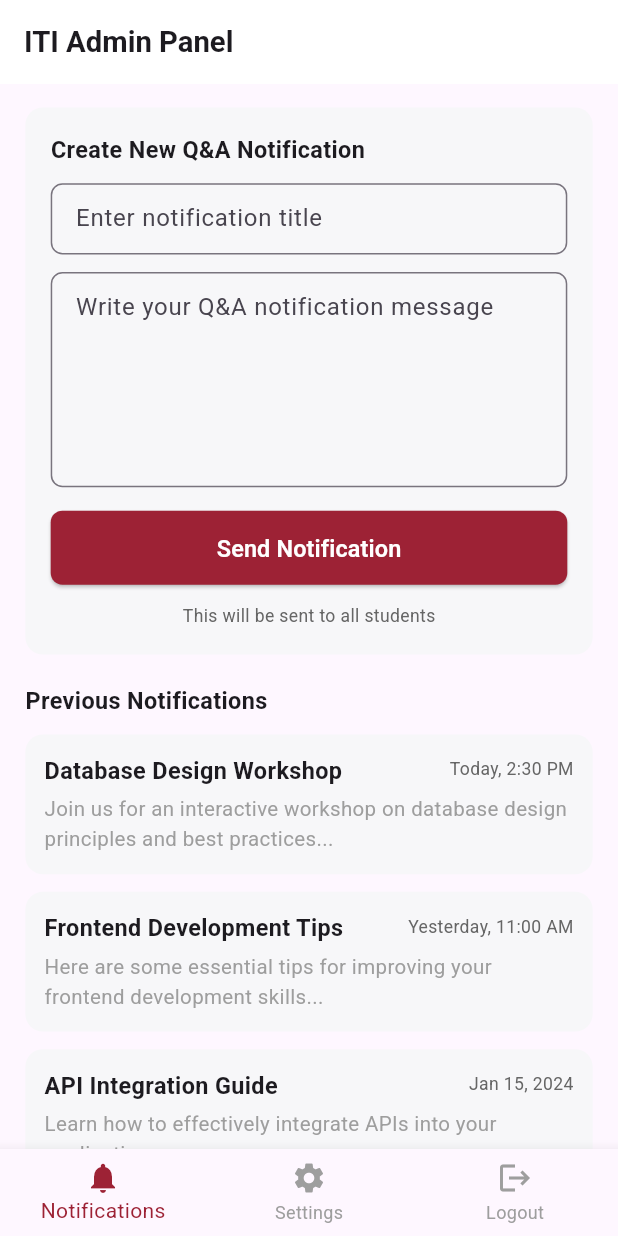
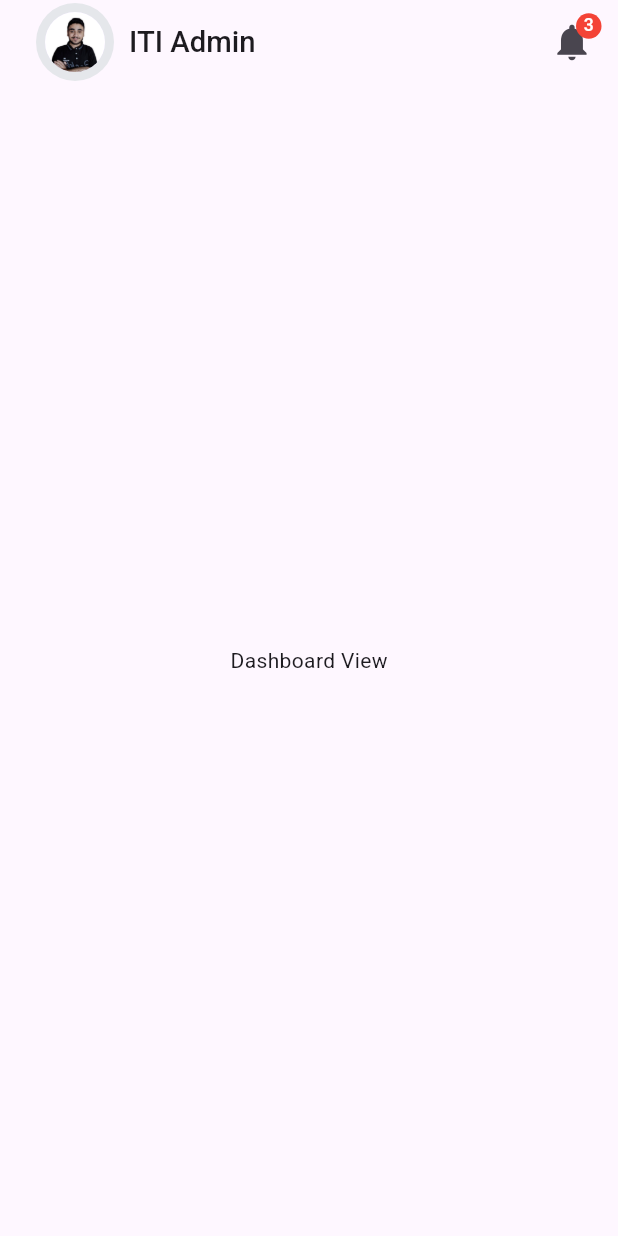
Before and after one commit to Mahmoudelnagar5/ITI---Graduation-Project, a Flutter app: the screen it shows after launch, on a phone screen of 412 x 824 dp. Run offline on Flutter 3.47's test engine with Material 3 defaults, Android fonts, the phone set to English and light mode, and no system bars; our stand-ins replace bloc, device_preview, flutter_bloc, flutter_screenutil, flutter_svg, gap and 3 more.

Commit message:
feat: add custom app bar and dashboard view body widgets for super admin dashboard

```diff
--- a/lib/core/config/configrations.dart
+++ b/lib/core/config/configrations.dart
@@ -1,12 +1,11 @@
 import 'package:final_project_iti/core/functions/transitions/page_route_builder_method.dart';
-import 'package:final_project_iti/users/student/features/Auth/controller/register_cubit/register_cubit.dart';
 import 'package:final_project_iti/users/student/features/Auth/presentation/views/auth_role_view.dart';
 import 'package:final_project_iti/users/student/features/Auth/presentation/views/auth_view.dart';
 import 'package:final_project_iti/users/student/features/home/presentation/views/main_view.dart';
 import 'package:final_project_iti/users/student/features/onboarding/presentation/views/onboarding_view.dart';
 import 'package:flutter/material.dart';
-import 'package:flutter_bloc/flutter_bloc.dart';
 
+import '../../users/admin/features/admin_panel/presentation/pages/admin_panel_page.dart';
 import '../../users/student/features/home/presentation/views/track_content_view.dart';
 
 class AppRouter {
@@ -42,6 +41,12 @@ class AppRouter {
           pageBuilder: (context, animation, secondaryAnimation) =>
               const MainView(),
         );
+      case AppRoutes.adminPanel:
+        return pageRouteBuilderMethod(
+          settings: settings,
+          pageBuilder: (context, animation, secondaryAnimation) =>
+              const AdminPanelPage(),
+        );
 
       default:
         return pageRouteBuilderMethod(
@@ -61,4 +66,5 @@ abstract class AppRoutes {
   static const String mainView = '/mainView';
   static const String tracksView = '/tracksView';
   static const String trackContentView = '/trackContentView';
+  static const String adminPanel = '/adminPanel';
 }
--- a/lib/core/utilities/assets_manager.dart
+++ b/lib/core/utilities/assets_manager.dart
@@ -34,6 +34,10 @@ class Assets {
   /// assets/images/onboarding2.png
   static const String imagesOnboarding2 = "assets/images/onboarding2.png";
 
+  /// Assets for imagesProfile
+  /// assets/images/profile.png
+  static const String imagesProfile = "assets/images/profile.png";
+
   /// Assets for imagesSearch icon
   /// assets/images/search icon.png
   static const String imagesSearchIcon = "assets/images/search icon.png";
--- a/lib/main.dart
+++ b/lib/main.dart
@@ -1,9 +1,7 @@
 import 'package:final_project_iti/core/helper/cashe_helper/cashe_helper.dart';
 import 'package:final_project_iti/core/config/configrations.dart';
 import 'package:final_project_iti/core/functions/network/network.dart';
-import 'package:final_project_iti/users/admin/features/admin_panel/presentation/pages/admin_panel_page.dart';
-import 'package:final_project_iti/users/student/features/home/presentation/views/main_view.dart';
-import 'package:final_project_iti/users/student/features/splash_view/splash_view.dart';
+import 'package:final_project_iti/users/super_admin/features/dashboard/presentation/views/dashboard_view.dart';
 import 'package:flutter/foundation.dart';
 import 'package:flutter/material.dart';
 import 'package:device_preview/device_preview.dart';
@@ -13,7 +11,9 @@ Future<void> main() async {
   WidgetsFlutterBinding.ensureInitialized();
   await CasheHelper().init();
 
-  runApp(const MyApp());
+  runApp(
+    DevicePreview(enabled: !kReleaseMode, builder: (context) => const MyApp()),
+  );
 }
 
 class MyApp extends StatelessWidget {
@@ -36,7 +36,7 @@ class MyApp extends StatelessWidget {
           onGenerateRoute: AppRouter.generateRoute,
           initialRoute: initalRouteMethod(),
 
-          home: const AdminPanelPage(),
+          home: const DashboardView(),
         );
       },
     );
--- a/lib/users/admin/features/admin_panel/presentation/pages/admin_panel_page.dart
+++ b/lib/users/admin/features/admin_panel/presentation/pages/admin_panel_page.dart
@@ -1,7 +1,7 @@
 import 'package:final_project_iti/core/routing/route_export.dart';
 
 class AdminPanelPage extends StatefulWidget {
-  const AdminPanelPage({Key? key}) : super(key: key);
+  const AdminPanelPage({super.key});
 
   @override
   State<AdminPanelPage> createState() => _AdminPanelPageState();
--- a/lib/users/super_admin/features/dashboard/presentation/views/dashboard_view.dart
+++ b/lib/users/super_admin/features/dashboard/presentation/views/dashboard_view.dart
@@ -1,10 +1,15 @@
-import 'package:flutter/material.dart';
+import '../../../../../../core/routing/route_export.dart';
+import '../widgets/custom_app_bar_admin.dart';
+import '../widgets/dashboard_view_body.dart';
 
 class DashboardView extends StatelessWidget {
   const DashboardView({super.key});
 
   @override
   Widget build(BuildContext context) {
-    return const Scaffold();
+    return const Scaffold(
+      appBar: CustonAppBarAdmin(),
+      body: DashboardViewBody(),
+    );
   }
 }
--- /dev/null
+++ b/lib/users/super_admin/features/dashboard/presentation/widgets/custom_app_bar_admin.dart
@@ -0,0 +1,45 @@
+import '../../../../../../core/routing/route_export.dart';
+
+class CustonAppBarAdmin extends StatelessWidget implements PreferredSizeWidget {
+  const CustonAppBarAdmin({super.key});
+
+  @override
+  Widget build(BuildContext context) {
+    return AppBar(
+      title: Padding(
+        padding: const EdgeInsets.only(left: 8.0),
+        child: Row(
+          mainAxisAlignment: MainAxisAlignment.start,
+          children: [
+            const CircleAvatar(
+              backgroundColor: Color(0xffE5E7EB),
+              radius: 26,
+              child: CircleAvatar(
+                radius: 20,
+                backgroundImage: AssetImage(Assets.imagesProfile),
+              ),
+            ),
+            const Gap(10),
+            Text('ITI Admin', style: AppTextStyles.textStyleMedium20),
+          ],
+        ),
+      ),
+      actions: [
+        Padding(
+          padding: const EdgeInsets.only(right: 16.0),
+          child: Badge(
+            label: Text(
+              '3',
+              style: TextStyle(color: Colors.white, fontSize: 12.sp),
+            ),
+            backgroundColor: Colors.red,
+            child: Icon(Icons.notifications, size: 30.sp),
+          ),
+        ),
+      ],
+    );
+  }
+
+  @override
+  Size get preferredSize => const Size.fromHeight(kToolbarHeight);
+}
--- /dev/null
+++ b/lib/users/super_admin/features/dashboard/presentation/widgets/dashboard_view_body.dart
@@ -0,0 +1,10 @@
+import '../../../../../../core/routing/route_export.dart';
+
+class DashboardViewBody extends StatelessWidget {
+  const DashboardViewBody({super.key});
+
+  @override
+  Widget build(BuildContext context) {
+    return const Center(child: Text('Dashboard View'));
+  }
+}
```
Also changed, not shown: assets/images/profile.png (added).
